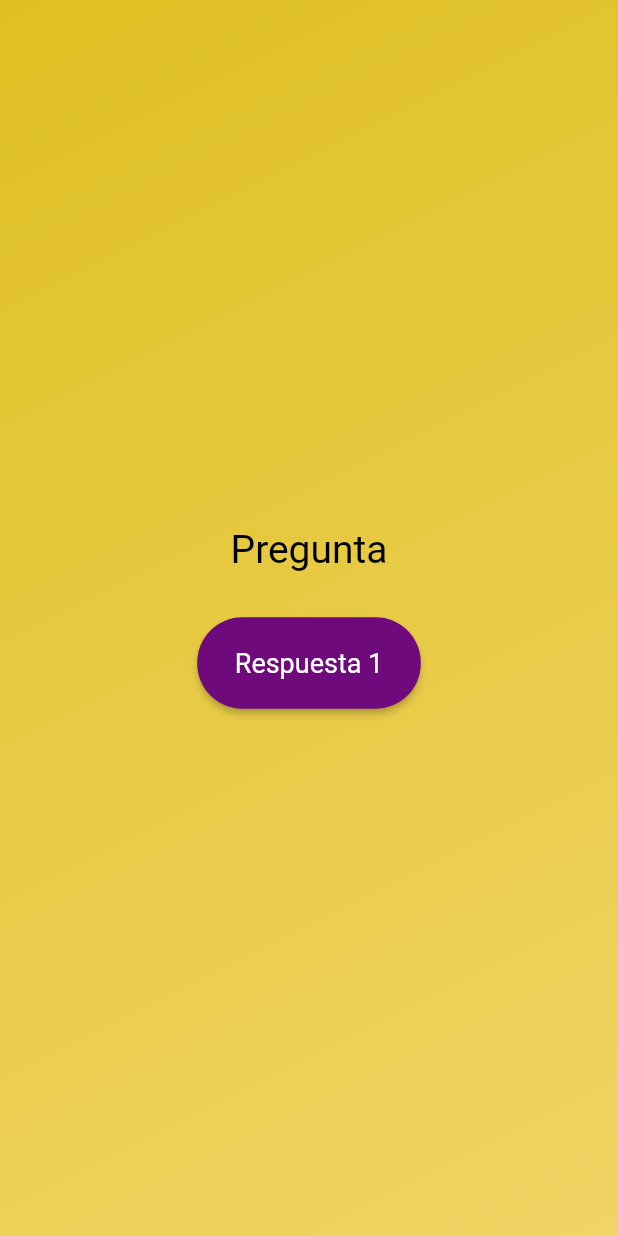
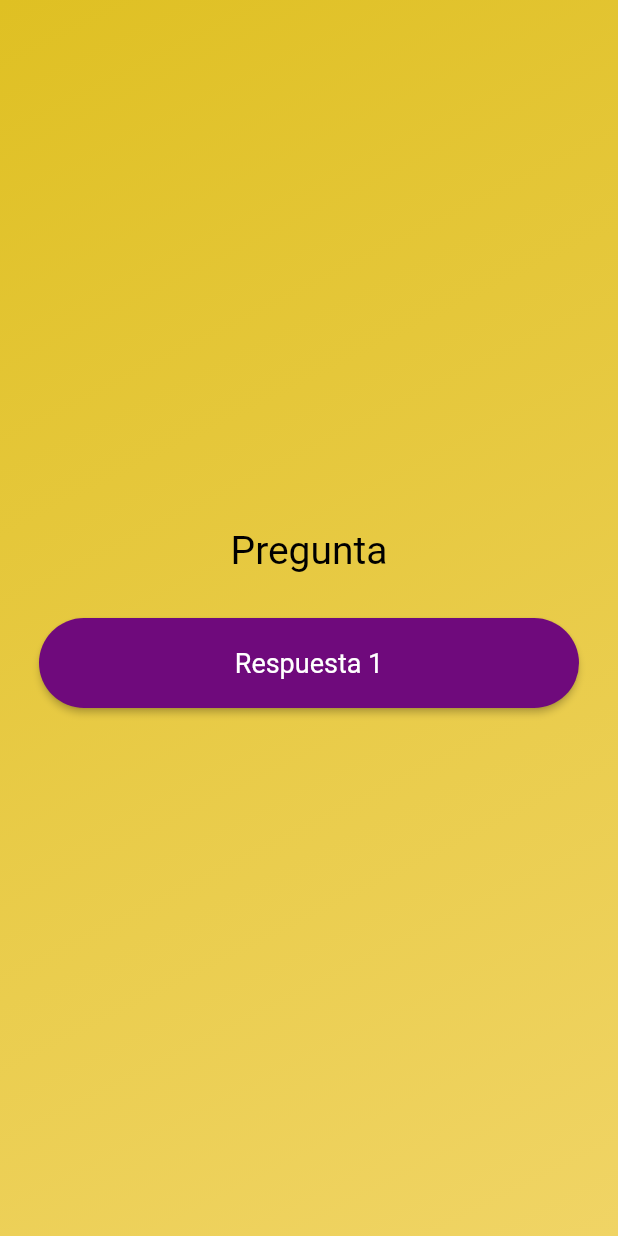
Before and after one commit to ricardozuritadev/flutter_movie_quiz_app, a Flutter app: the screen it shows after launch, after a tap on "Empezar", on a phone screen of 412 x 824 dp. Run offline on Flutter 3.47's test engine with Material 2 defaults, Android fonts, the phone set to English and light mode, and no system bars.

Commit message:
Modify AnswerButton styles

```diff
--- a/lib/answer_button.dart
+++ b/lib/answer_button.dart
@@ -15,13 +15,17 @@ class AnswerButton extends StatelessWidget {
     return ElevatedButton(
       onPressed: onPressed,
       style: ElevatedButton.styleFrom(
-          backgroundColor: const Color.fromARGB(255, 111, 10, 124),
-          shape: RoundedRectangleBorder(
-            borderRadius: BorderRadius.circular(30),
-          ),
-          textStyle: const TextStyle(fontSize: 18),
-          padding: const EdgeInsets.fromLTRB(25, 20, 25, 20)),
-      child: Text(answerText),
+        backgroundColor: const Color.fromARGB(255, 111, 10, 124),
+        fixedSize: const Size(360, 60),
+        shape: RoundedRectangleBorder(
+          borderRadius: BorderRadius.circular(30),
+        ),
+        textStyle: const TextStyle(fontSize: 18),
+      ),
+      child: Text(
+        answerText,
+        textAlign: TextAlign.center,
+      ),
     );
   }
 }
```
